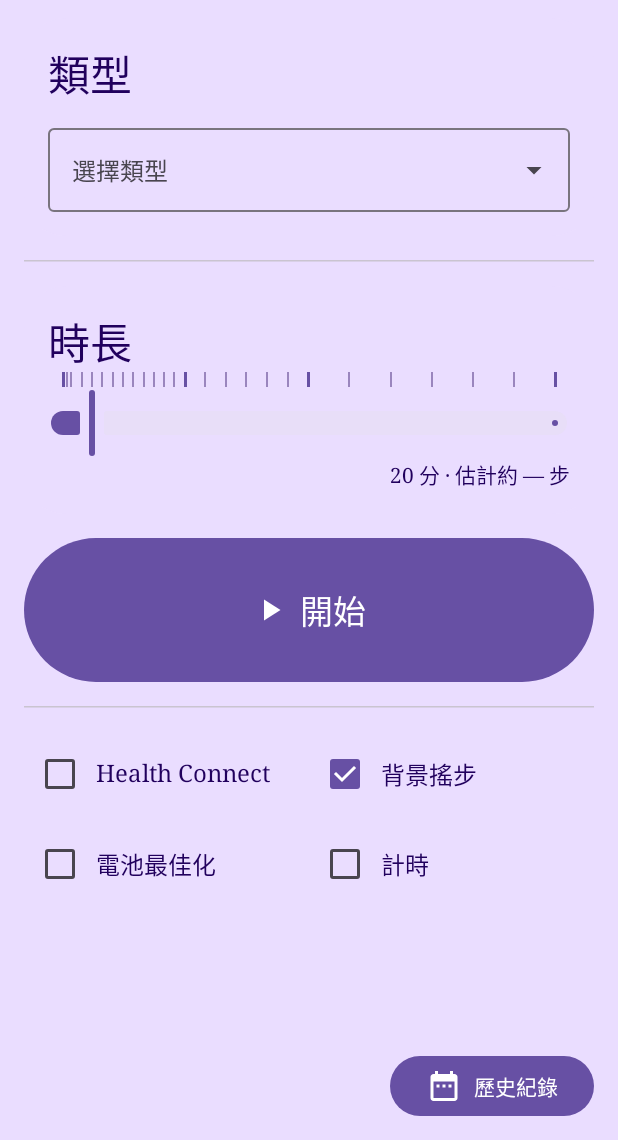
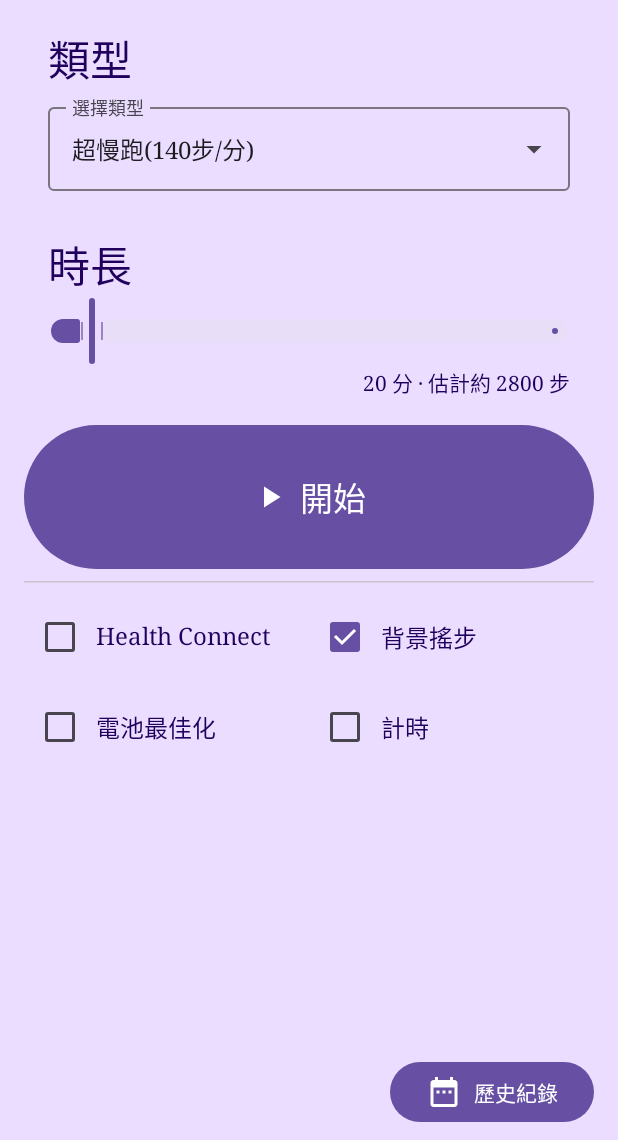
Before and after one commit to Pixson-Lin/QFit, an Android app built with Jetpack Compose: the screen it shows after launch (MainActivity), on a phone screen of 412 x 824 dp, the part 96-1236 px from its top. Run offline under Robolectric (Android 15) with nearby library versions, the phone set to English and light mode, and no system bars; our stand-ins replace Room's generated code; libraries missing offline, so code that uses them is left out: androidx.health.connect; 8 statements that could not run were skipped.

Commit message:
Tighten home layout and center duration ticks on track.
Default intensity to 超慢跑, drop the type/duration divider, reduce
vertical spacing, and draw time-linear stop ticks on the slider midline.

```diff
--- a/app/src/main/java/com/pixsonlin/qfit/data/RunConfigStore.kt
+++ b/app/src/main/java/com/pixsonlin/qfit/data/RunConfigStore.kt
@@ -18,6 +18,10 @@ class RunConfigStore(context: Context) {
         return runCatching { IntensityLevel.valueOf(name) }.getOrNull()
     }
 
+    /** First-launch default is 超慢跑 when nothing has been saved yet. */
+    fun getIntensityOrDefault(): IntensityLevel =
+        getIntensityOrNull() ?: DEFAULT_INTENSITY
+
     fun setIntensity(level: IntensityLevel?) {
         prefs.edit().apply {
             if (level == null) remove(KEY_INTENSITY) else putString(KEY_INTENSITY, level.name)
@@ -37,6 +41,7 @@ class RunConfigStore(context: Context) {
         const val MAX_DURATION_MIN = 240
         const val DEFAULT_DURATION_MIN = 20
         const val DEFAULT_BACKGROUND_RUN = true
+        val DEFAULT_INTENSITY: IntensityLevel = IntensityLevel.SUPER_SLOW_JOG
 
         /**
          * Allowed duration stops (minutes). Visual slider is time-linear across
--- a/app/src/main/java/com/pixsonlin/qfit/ui/HomeScreen.kt
+++ b/app/src/main/java/com/pixsonlin/qfit/ui/HomeScreen.kt
@@ -85,7 +85,13 @@ fun HomeScreen(
     val config = remember { RunConfigStore(context) }
     val envChecker = remember { EnvironmentChecker(context) }
 
-    var intensity by remember { mutableStateOf(config.getIntensityOrNull()) }
+    var intensity by remember {
+        val initial = config.getIntensityOrDefault()
+        if (config.getIntensityOrNull() == null) {
+            config.setIntensity(initial)
+        }
+        mutableStateOf(initial)
+    }
     var durationMinutes by remember { mutableIntStateOf(config.getDurationMinutes()) }
     var backgroundRun by remember { mutableStateOf(config.isBackgroundRunEnabled()) }
     var dropdownExpanded by remember { mutableStateOf(false) }
@@ -128,7 +134,7 @@ fun HomeScreen(
         }
     }
 
-    val estimatedSteps = (intensity?.cadenceSpm ?: 0) * durationMinutes
+    val estimatedSteps = intensity.cadenceSpm * durationMinutes
 
     Scaffold(
         snackbarHost = { SnackbarHost(snackbar) },
@@ -151,14 +157,14 @@ fun HomeScreen(
             modifier = Modifier
                 .fillMaxSize()
                 .padding(padding)
-                .padding(horizontal = 16.dp, vertical = 12.dp),
+                .padding(horizontal = 16.dp, vertical = 8.dp),
         ) {
             Column(
                 modifier = Modifier
                     .weight(1f)
                     .fillMaxWidth()
                     .verticalScroll(rememberScrollState()),
-                verticalArrangement = Arrangement.spacedBy(16.dp),
+                verticalArrangement = Arrangement.spacedBy(8.dp),
             ) {
             SectionBox {
                 Text(
@@ -166,7 +172,7 @@ fun HomeScreen(
                     style = MaterialTheme.typography.headlineMedium,
                     color = MaterialTheme.colorScheme.onPrimaryContainer,
                 )
-                Spacer(modifier = Modifier.height(8.dp))
+                Spacer(modifier = Modifier.height(4.dp))
                 ExposedDropdownMenuBox(
                     expanded = dropdownExpanded,
                     onExpandedChange = { dropdownExpanded = it },
@@ -176,7 +182,7 @@ fun HomeScreen(
                             .fillMaxWidth()
                             .menuAnchor(MenuAnchorType.PrimaryNotEditable),
                         readOnly = true,
-                        value = intensity?.menuLabel() ?: "",
+                        value = intensity.menuLabel(),
                         onValueChange = {},
                         label = { Text(stringResource(R.string.label_choose_type)) },
                         trailingIcon = {
@@ -201,8 +207,6 @@ fun HomeScreen(
                 }
             }
 
-            HorizontalDivider(color = MaterialTheme.colorScheme.outlineVariant)
-
             SectionBox {
                 Text(
                     text = stringResource(R.string.label_duration),
@@ -221,7 +225,7 @@ fun HomeScreen(
                     text = stringResource(
                         R.string.estimate_steps,
                         durationMinutes,
-                        if (intensity == null) "—" else estimatedSteps.toString(),
+                        estimatedSteps.toString(),
                     ),
                     style = MaterialTheme.typography.bodyMedium,
                     color = MaterialTheme.colorScheme.onPrimaryContainer,
@@ -232,13 +236,6 @@ fun HomeScreen(
 
             Button(
                 onClick = {
-                    val selected = intensity
-                    if (selected == null) {
-                        scope.launch {
-                            snackbar.showSnackbar(context.getString(R.string.err_pick_type))
-                        }
-                        return@Button
-                    }
                     if (!env.healthConnectReady) {
                         scope.launch {
                             snackbar.showSnackbar(context.getString(R.string.err_hc_required))
@@ -252,7 +249,7 @@ fun HomeScreen(
                     ) {
                         notificationPermissionLauncher.launch(Manifest.permission.POST_NOTIFICATIONS)
                     }
-                    onStartRun(selected, durationMinutes, backgroundRun)
+                    onStartRun(intensity, durationMinutes, backgroundRun)
                     onStarted()
                 },
                 modifier = Modifier
@@ -343,7 +340,7 @@ fun HomeScreen(
             Box(
                 modifier = Modifier
                     .fillMaxWidth()
-                    .padding(top = 12.dp),
+                    .padding(top = 8.dp),
                 contentAlignment = Alignment.CenterEnd,
             ) {
                 Button(
@@ -368,15 +365,16 @@ private fun SectionBox(content: @Composable ColumnScope.() -> Unit) {
                 color = MaterialTheme.colorScheme.primaryContainer,
                 shape = RoundedCornerShape(28.dp),
             )
-            .padding(16.dp),
+            .padding(horizontal = 16.dp, vertical = 10.dp),
         content = content,
     )
 }
 
 /**
  * Time-linear duration slider: track spans 1..240 minutes evenly in time;
- * tick marks only at [RunConfigStore.DURATION_STOPS], so short gaps (1→3)
- * look tight and long gaps (220→240) look wide. Thumb snaps to those stops.
+ * tick marks only at [RunConfigStore.DURATION_STOPS], drawn on the track midline
+ * (not above the slider). Thumb snaps to those stops. Time-linear spacing and
+ * centered ticks are independent — no conflict.
  */
 @Composable
 private fun DurationMinutesSlider(
@@ -392,24 +390,31 @@ private fun DurationMinutesSlider(
     // Matches Material3 Slider thumb half-width so ticks align with the track.
     val trackInset = 10.dp
 
-    Column(modifier = modifier) {
+    Box(modifier = modifier) {
         BoxWithConstraints(
             modifier = Modifier
-                .fillMaxWidth()
-                .height(10.dp)
+                .matchParentSize()
                 .padding(horizontal = trackInset),
+            contentAlignment = Alignment.Center,
         ) {
             val trackWidth = maxWidth
+            Box(
+                modifier = Modifier
+                    .fillMaxWidth()
+                    .height(12.dp),
+            ) {
                 stops.forEach { stop ->
                     val fraction = (stop - min) / (max - min)
                     val isMajor = stop == 1 || stop == 60 || stop == 120 || stop == 240
                     Box(
                         modifier = Modifier
+                            .align(Alignment.CenterStart)
                             .offset(x = trackWidth * fraction - 0.5.dp)
                             .width(if (isMajor) 2.dp else 1.dp)
                             .fillMaxHeight()
                             .background(if (isMajor) majorTickColor else tickColor),
                     )
+                }
             }
         }
         Slider(
```
Also changed, not shown: 1 other file. Lines whose indentation alone changed are shown as unchanged.
